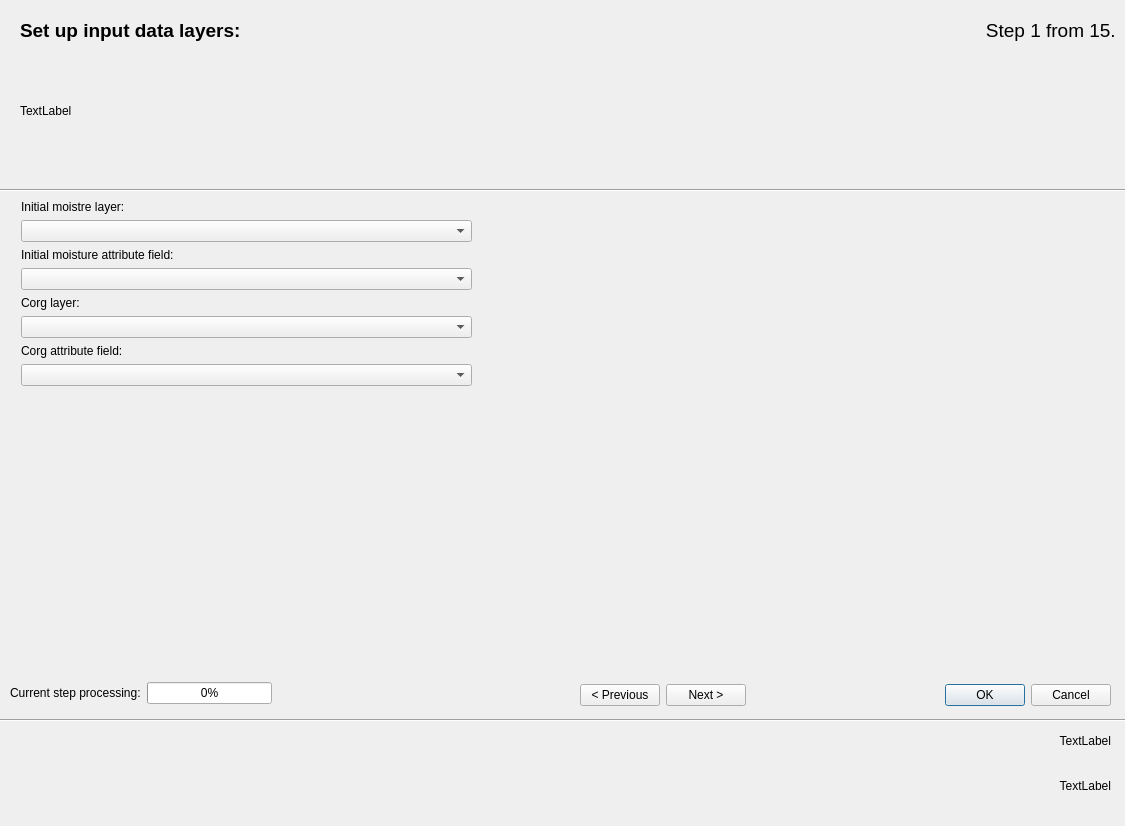
Before: the Qt Designer form ui/gui_tests_dialog_base.ui in JanCaha/Erosion-Data-Preparation-Plugin, drawn with Qt 5.
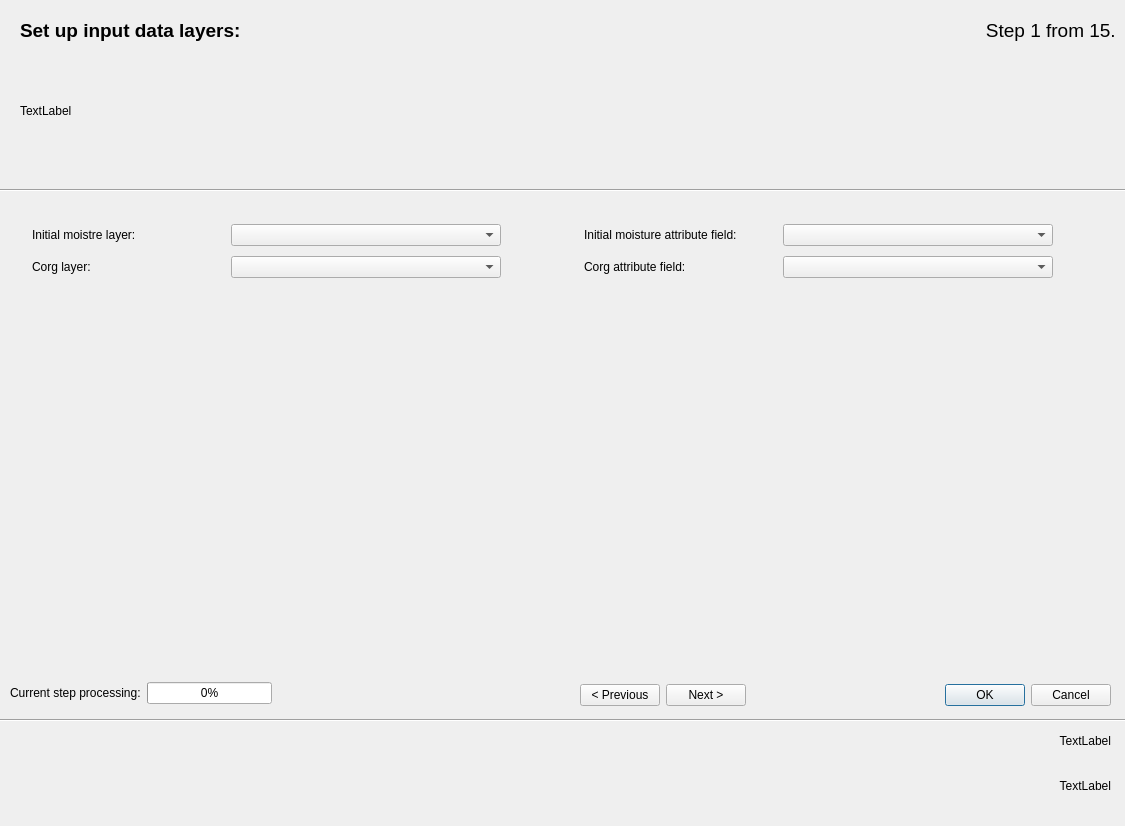
After: the same form once the commit is applied. The open tabs and pages were chosen to show the change. Custom widgets are drawn as their Qt base class.

Commit message: fix layout for step 6

Patch:
```diff
--- a/ui/gui_tests_dialog_base.ui
+++ b/ui/gui_tests_dialog_base.ui
@@ -315,16 +315,16 @@
     </widget>
    </widget>
    <widget class="QWidget" name="page">
-    <widget class="QWidget" name="layoutWidget_3">
+    <widget class="QWidget" name="layoutWidget">
      <property name="geometry">
       <rect>
-       <x>10</x>
-       <y>0</y>
-       <width>451</width>
-       <height>224</height>
+       <x>21</x>
+       <y>20</y>
+       <width>1021</width>
+       <height>63</height>
       </rect>
      </property>
-     <layout class="QFormLayout" name="formLayout_6">
+     <layout class="QGridLayout" name="gridLayout_3" columnstretch="5,7,2,5,7">
       <item row="0" column="0">
        <widget class="QLabel" name="label_initmoisture_layer">
         <property name="text">
@@ -332,47 +332,60 @@
         </property>
        </widget>
       </item>
-      <item row="1" column="0" colspan="2">
-       <widget class="QComboBox" name="fcb_initmoisture_layer"/>
-      </item>
-      <item row="2" column="0">
-       <widget class="QLabel" name="label_initmoisture">
-        <property name="text">
-         <string>Initial moisture attribute field:</string>
-        </property>
-       </widget>
-      </item>
-      <item row="3" column="0" colspan="2">
-       <widget class="QgsFieldComboBox" name="fcb_initmoisture">
-        <property name="allowEmptyFieldName">
-         <bool>true</bool>
-        </property>
-       </widget>
-      </item>
-      <item row="4" column="0">
+      <item row="1" column="0">
        <widget class="QLabel" name="label_initmoisture_layer_2">
         <property name="text">
          <string>Corg layer:</string>
         </property>
        </widget>
       </item>
-      <item row="5" column="0" colspan="2">
+      <item row="1" column="1">
        <widget class="QComboBox" name="fcb_corg_layer"/>
       </item>
-      <item row="6" column="0">
+      <item row="0" column="3">
+       <widget class="QLabel" name="label_initmoisture">
+        <property name="text">
+         <string>Initial moisture attribute field:</string>
+        </property>
+       </widget>
+      </item>
+      <item row="1" column="3">
        <widget class="QLabel" name="label_initmoisture_2">
         <property name="text">
          <string>Corg attribute field:</string>
         </property>
        </widget>
       </item>
-      <item row="7" column="0" colspan="2">
+      <item row="1" column="4">
        <widget class="QgsFieldComboBox" name="fcb_corg">
         <property name="allowEmptyFieldName">
          <bool>true</bool>
         </property>
        </widget>
       </item>
+      <item row="0" column="4">
+       <widget class="QgsFieldComboBox" name="fcb_initmoisture">
+        <property name="allowEmptyFieldName">
+         <bool>true</bool>
+        </property>
+       </widget>
+      </item>
+      <item row="0" column="1">
+       <widget class="QComboBox" name="fcb_initmoisture_layer"/>
+      </item>
+      <item row="0" column="2">
+       <spacer name="horizontalSpacer">
+        <property name="orientation">
+         <enum>Qt::Horizontal</enum>
+        </property>
+        <property name="sizeHint" stdset="0">
+         <size>
+          <width>40</width>
+          <height>20</height>
+         </size>
+        </property>
+       </spacer>
+      </item>
      </layout>
     </widget>
    </widget>
```
Left out of the diff: 18 changed lines with no effect on the pictures.
